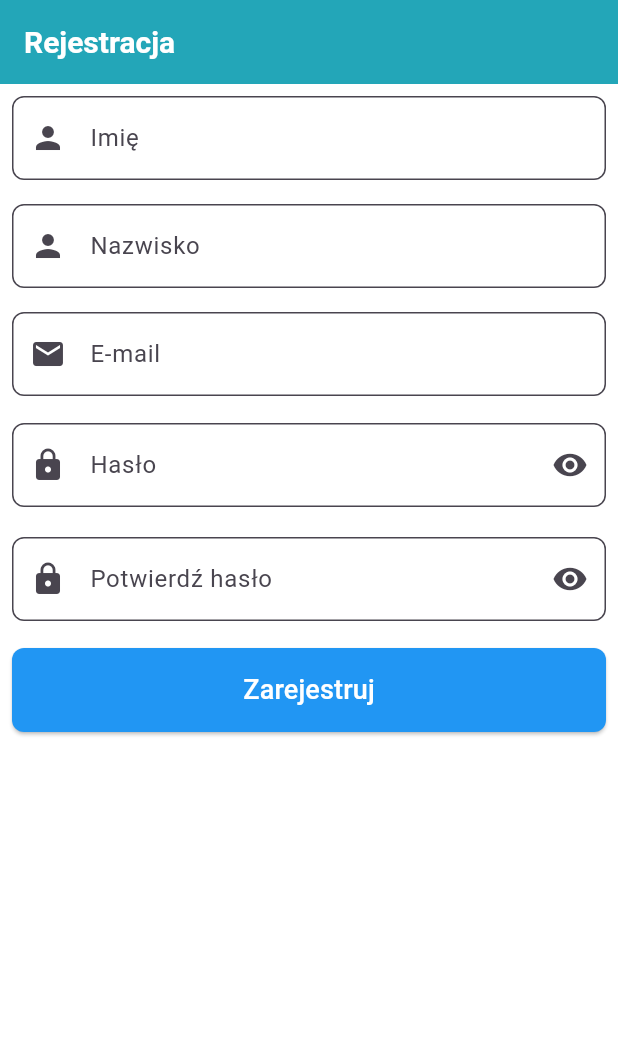
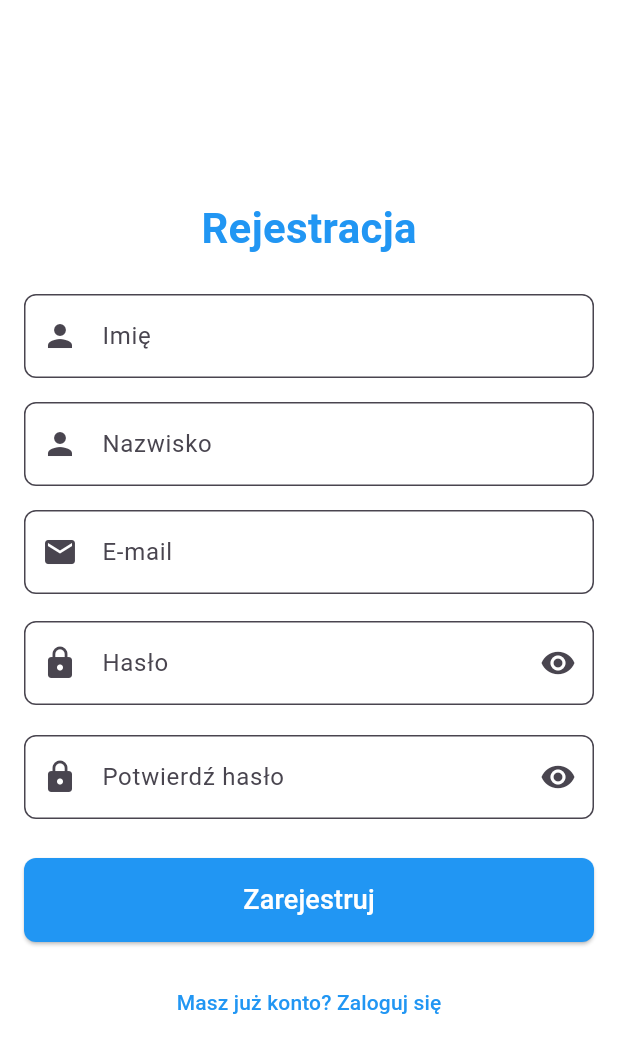
Before and after one commit to marcinosienienko/MedAppointment, a Flutter app: the RegisterPage screen opened directly, on a phone screen of 412 x 824 dp. Shown: the top 1053 px of the screen. Run offline on Flutter 3.47's test engine with Material 3 defaults, Android fonts, the phone set to English and light mode, and no system bars.

Commit message:
completing login and register page , add routes to dashboard, create dashboard and profile page add user model

```diff
--- a/lib/presentation/pages/register_page.dart
+++ b/lib/presentation/pages/register_page.dart
@@ -16,23 +16,26 @@ class RegisterPage extends StatelessWidget {
   @override
   Widget build(BuildContext context) {
     return Scaffold(
-        appBar: AppBar(
-          title: const Text(
+      backgroundColor: Colors.white,
+      body: Center(
+        child: SingleChildScrollView(
+          child: Padding(
+            padding: const EdgeInsets.all(16.0),
+            child: Column(
+              children: [
+                const Text(
                   'Rejestracja',
                   style: TextStyle(
-                color: Colors.white, fontWeight: FontWeight.bold, fontSize: 20),
+                    fontSize: 28,
+                    fontWeight: FontWeight.bold,
+                    color: Colors.blue,
                   ),
-          backgroundColor: const Color.fromARGB(255, 35, 166, 184),
                 ),
-        backgroundColor: Colors.white,
-        body: Center(
-            child: Padding(
-                padding: const EdgeInsets.all(8.0),
-                child: Column(
-                  children: [
+                const SizedBox(height: 24),
                 Form(
                   key: _formKey,
                   child: Column(
+                    crossAxisAlignment: CrossAxisAlignment.stretch,
                     children: [
                       NameInput(
                         controller: _firstNameController,
@@ -52,25 +55,47 @@ class RegisterPage extends StatelessWidget {
                       const SizedBox(height: 16),
                       PasswordTextField(
                         controller: _passwordController,
-                              hintText: 'Hasło'),
+                        hintText: 'Hasło',
+                      ),
                       const SizedBox(height: 16),
                       PasswordTextField(
                         hintText: 'Potwierdź hasło',
                         controller: _confirmPasswordController,
                         otherController: _passwordController,
+                        isConfirmation: true,
+                      ),
+                      const SizedBox(height: 24),
+                      PrimaryButton(
+                        onPressed: () {
+                          if (_formKey.currentState!.validate()) {
+                            ScaffoldMessenger.of(context).showSnackBar(
+                              const SnackBar(content: Text('Rejestracja...')),
+                            );
+                            // Logika rejestracji
+                          }
+                        },
+                        text: 'Zarejestruj',
                       ),
                       const SizedBox(height: 16),
-                          PrimaryButton(
+                      // Odnośnik do logowania
+                      TextButton(
                         onPressed: () {
-                              if (_formKey.currentState!.validate()) {}
+                          Navigator.pop(
+                              context); // Wróć do poprzedniego ekranu (LoginPage)
                         },
-                            text: 'Zarejestruj',
-                            // Add a child widget to the ElevatedButton
+                        child: const Text(
+                          'Masz już konto? Zaloguj się',
+                          style: TextStyle(color: Colors.blue),
+                        ),
                       ),
                     ],
                   ),
                 ),
               ],
-                ))));
+            ),
+          ),
+        ),
+      ),
+    );
   }
 }
```
Also changed, not shown: lib/data/models/user_model.dart (added, +13 -0 lines), lib/main.dart (+10 -1 lines), lib/presentation/pages/dashboard_page.dart (added, +63 -0 lines), lib/presentation/pages/login_page.dart (+37 -22 lines), lib/presentation/pages/profile_page.dart (added, +34 -0 lines), lib/presentation/widgets/inputs/password_input.dart (+14 -8 lines). Lines whose indentation alone changed are shown as unchanged.
